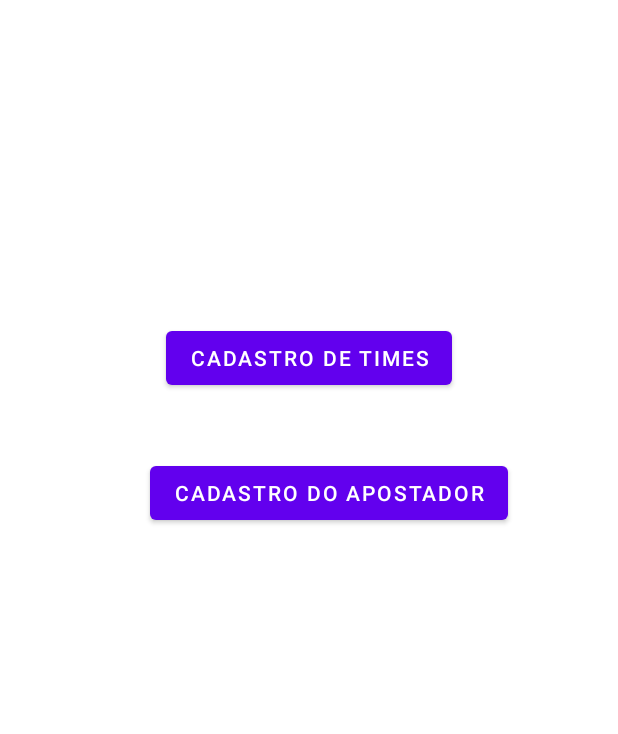
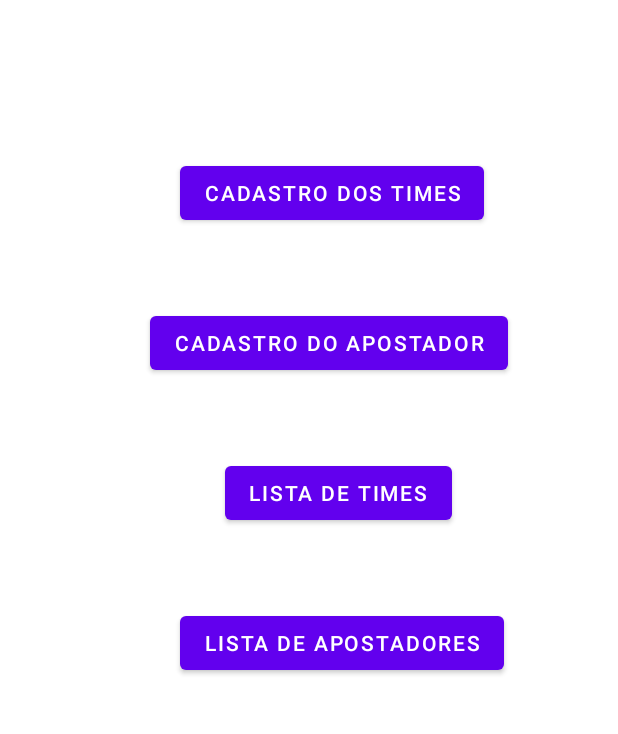
Before and after one commit to britobeatriz15/SenacBet, an Android app: the screen it shows after launch (MainActivity), on a phone screen of 412 x 824 dp, the part 302-1036 px from its top. Run offline under Robolectric (Android 15) with nearby library versions, the phone set to English and light mode, and no system bars.

Commit message:
ADD lista de times.

```diff
--- a/app/src/main/AndroidManifest.xml
+++ b/app/src/main/AndroidManifest.xml
@@ -9,7 +9,8 @@
         android:roundIcon="@mipmap/ic_launcher_round"
         android:supportsRtl="true"
         android:theme="@style/Theme.SenacBet">
-        <activity android:name=".CadastroApostador"></activity>
+        <activity android:name=".listas.ListarTimes" />
+        <activity android:name=".CadastroApostador" />
         <activity android:name=".CadastroTimes" />
         <activity android:name=".MainActivity">
             <intent-filter>
--- a/app/src/main/java/com/example/senacbet/DAO/TimeDAO.java
+++ b/app/src/main/java/com/example/senacbet/DAO/TimeDAO.java
@@ -29,4 +29,8 @@ public class TimeDAO {
     public void setPais(String pais) {
         this.pais = pais;
     }
+
+    public static String listar() {
+        return null;
+    }
 }
--- a/app/src/main/java/com/example/senacbet/MainActivity.java
+++ b/app/src/main/java/com/example/senacbet/MainActivity.java
@@ -5,7 +5,14 @@ import androidx.appcompat.app.AppCompatActivity;
 import android.content.Intent;
 import android.os.Bundle;
 import android.view.View;
+import android.widget.ArrayAdapter;
 import android.widget.Button;
+import android.widget.ListView;
+
+import com.example.senacbet.DAO.TimeDAO;
+import com.example.senacbet.listas.ListarTimes;
+
+import java.text.ParseException;
 
 public class MainActivity extends AppCompatActivity {
      @Override
@@ -32,6 +39,16 @@ public class MainActivity extends AppCompatActivity {
                  startActivity(intent);
              }
          });
+
+         Button listarTimes = findViewById(R.id.activity_listar_times);
+
+         listarTimes.setOnClickListener(new View.OnClickListener() {
+             @Override
+             public void onClick(View v) {
+                 Intent intent = new Intent(MainActivity.this, ListarTimes.class);
+                 startActivity(intent);
+             }
+         });
              }
 
     }
--- a/app/src/main/res/layout/activity_main.xml
+++ b/app/src/main/res/layout/activity_main.xml
@@ -2,6 +2,7 @@
 <RelativeLayout xmlns:android="http://schemas.android.com/apk/res/android"
     xmlns:app="http://schemas.android.com/apk/res-auto"
     xmlns:tools="http://schemas.android.com/tools"
+    android:id="@+id/acitivity_listar_apostador"
     android:layout_width="match_parent"
     android:layout_height="match_parent"
     android:layout_centerInParent="true"
@@ -11,10 +12,10 @@
         android:id="@+id/activity_titulo_do_app"
         android:layout_width="wrap_content"
         android:layout_height="wrap_content"
+        android:layout_marginLeft="150dp"
+        android:layout_marginTop="100dp"
         android:fontFamily="cursive"
         android:text="SenacBet"
-        android:layout_marginLeft="150dp"
-        android:layout_marginTop="100dp"
         android:textSize="36sp"
         android:textStyle="bold" />
 
@@ -22,14 +23,31 @@
         android:id="@+id/activity_cadastrar_nome_dos_times"
         android:layout_width="wrap_content"
         android:layout_height="wrap_content"
-        android:layout_centerInParent="true"
-        android:text="Cadastro de Times" />
+        android:layout_marginLeft="120dp"
+        android:layout_marginTop="250dp"
+        android:text="Cadastro dos Times" />
 
     <Button
         android:id="@+id/activity_cadastrar_apostador"
         android:layout_width="wrap_content"
         android:layout_height="wrap_content"
         android:layout_marginLeft="100dp"
+        android:layout_marginTop="350dp"
+        android:text="Cadastro do Apostador" />
+
+    <Button
+        android:id="@+id/activity_listar_times"
+        android:layout_width="wrap_content"
+        android:layout_height="wrap_content"
+        android:layout_marginLeft="150dp"
         android:layout_marginTop="450dp"
-        android:text="Cadastro do Apostador" />
+        android:text="Lista de Times" />
+
+    <Button
+        android:id="@+id/button2"
+        android:layout_width="wrap_content"
+        android:layout_height="wrap_content"
+        android:layout_marginLeft="120dp"
+        android:layout_marginTop="550dp"
+        android:text="Lista de Apostadores" />
 </RelativeLayout>
```
Also changed, not shown: app/src/main/java/com/example/senacbet/listas/ListarTimes.java (added, +45 -0 lines), app/src/main/res/layout/activity_listar_times.xml (added, +13 -0 lines).
